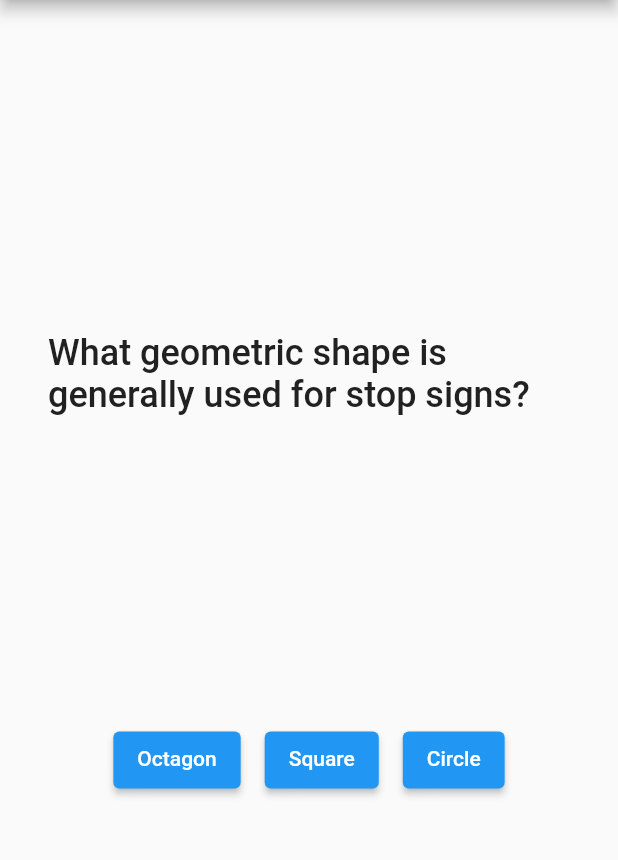
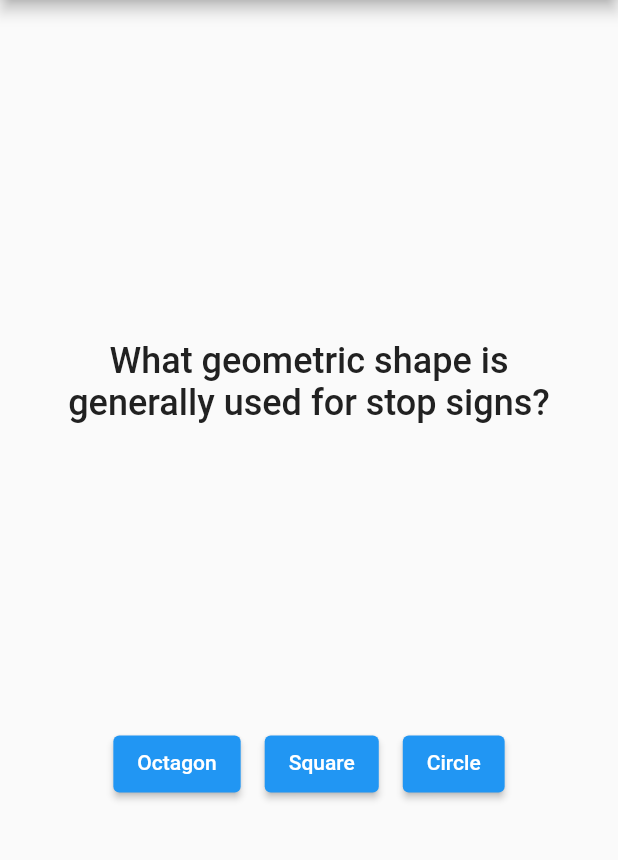
Before and after one commit to if3chi/trivia, a Flutter app: the screen it shows after launch, after a tap on "Wild Wild West", on a phone screen of 412 x 824 dp, the part 84-944 px from its top. Run offline on Flutter 3.47's test engine with Material 2 defaults, Android fonts, the light colour scheme and no system bars.

Commit message:
Refactored the code

```diff
--- a/lib/props/answer_button.dart
+++ b/lib/props/answer_button.dart
@@ -1,11 +1,11 @@
 import 'package:flutter/material.dart';
 
 class AnswerButton extends StatelessWidget {
+  final String answerText;
   final VoidCallback ansQuestion;
-  final String option;
 
   const AnswerButton(
-      {Key? key, required this.option, required this.ansQuestion})
+      {Key? key, required this.answerText, required this.ansQuestion})
       : super(key: key);
 
   @override
@@ -15,7 +15,7 @@ class AnswerButton extends StatelessWidget {
       child: ElevatedButton(
         onPressed: ansQuestion,
         child: Text(
-          option,
+          answerText,
           strutStyle: const StrutStyle(
             fontSize: 12,
             fontWeight: FontWeight.w400,
--- /dev/null
+++ b/lib/props/question.dart
@@ -0,0 +1,22 @@
+import 'package:flutter/material.dart';
+
+class Question extends StatelessWidget {
+  final String question;
+  const Question({Key? key, required this.question}) : super(key: key);
+
+  @override
+  Widget build(BuildContext context) {
+    return SizedBox(
+      width: double.infinity,
+      child: Text(
+        question,
+        style: TextStyle(
+          color: Colors.grey[900],
+          fontSize: 24.0,
+          fontWeight: FontWeight.w500,
+        ),
+        textAlign: TextAlign.center,
+      ),
+    );
+  }
+}
--- a/lib/res/quiz.dart
+++ b/lib/res/quiz.dart
@@ -1,5 +1,5 @@
 class Quiz {
-  final List<Map<String, Object>> _questionsList = [
+  static const List<Map<String, Object>> _questionsList = [
     {
       'question': 'What does “www” stand for in a website browser?',
       'answer': ['Wild Wild West', 'World Wide Web', 'World Wide Waiting'],
@@ -17,9 +17,8 @@ class Quiz {
   String question(int index) => _checkList(index)
       ? _questionsList[index]['question'].toString()
       : 'End of Quiz';
-  List answer(int index) => _checkList(index)
-      ? _questionsList[index]['answer'] as List
-      : List.filled(3, []);
+  List answers(int index) =>
+      _checkList(index) ? _questionsList[index]['answer'] as List : [];
 
   bool _checkList(int index) => index < _questionsList.length;
 }
--- a/lib/screens/trivia_home.dart
+++ b/lib/screens/trivia_home.dart
@@ -1,5 +1,7 @@
 import 'package:flutter/material.dart';
+
 import 'package:my_trivia/res/quiz.dart';
+import 'package:my_trivia/props/question.dart';
 import 'package:my_trivia/props/answer_button.dart';
 
 class TriviaHome extends StatefulWidget {
@@ -10,7 +12,7 @@ class TriviaHome extends StatefulWidget {
 }
 
 class TriviaHomeState extends State<TriviaHome> {
-  var quiz = Quiz();
+  Quiz quiz = Quiz();
   int questionIndex = 0;
 
   void ansQuestion() {
@@ -26,34 +28,17 @@ class TriviaHomeState extends State<TriviaHome> {
       child: Column(
         mainAxisAlignment: MainAxisAlignment.spaceEvenly,
         children: [
-          Center(
-            child: Text(
-              quiz.question(questionIndex),
-              style: TextStyle(
-                  color: Colors.grey[900],
-                  fontSize: 24.0,
-                  fontWeight: FontWeight.w500),
-            ),
-          ),
-          Padding(
-            padding: const EdgeInsets.all(8.0),
-            child: Row(
-              mainAxisAlignment: MainAxisAlignment.center,
-              children: [
-                AnswerButton(
-                  ansQuestion: ansQuestion,
-                  option: quiz.answer(questionIndex)[0],
-                ),
-                AnswerButton(
-                  ansQuestion: ansQuestion,
-                  option: quiz.answer(questionIndex)[1],
-                ),
-                AnswerButton(
-                  ansQuestion: ansQuestion,
-                  option: quiz.answer(questionIndex)[2],
-                ),
-              ],
-            ),
+          Question(question: quiz.question(questionIndex)),
+          Row(
+            mainAxisAlignment: MainAxisAlignment.center,
+            children: [
+              ...quiz.answers(questionIndex).map(
+                    (answer) => AnswerButton(
+                      answerText: answer,
+                      ansQuestion: ansQuestion,
+                    ),
+                  ),
+            ],
           )
         ],
       ),
```
